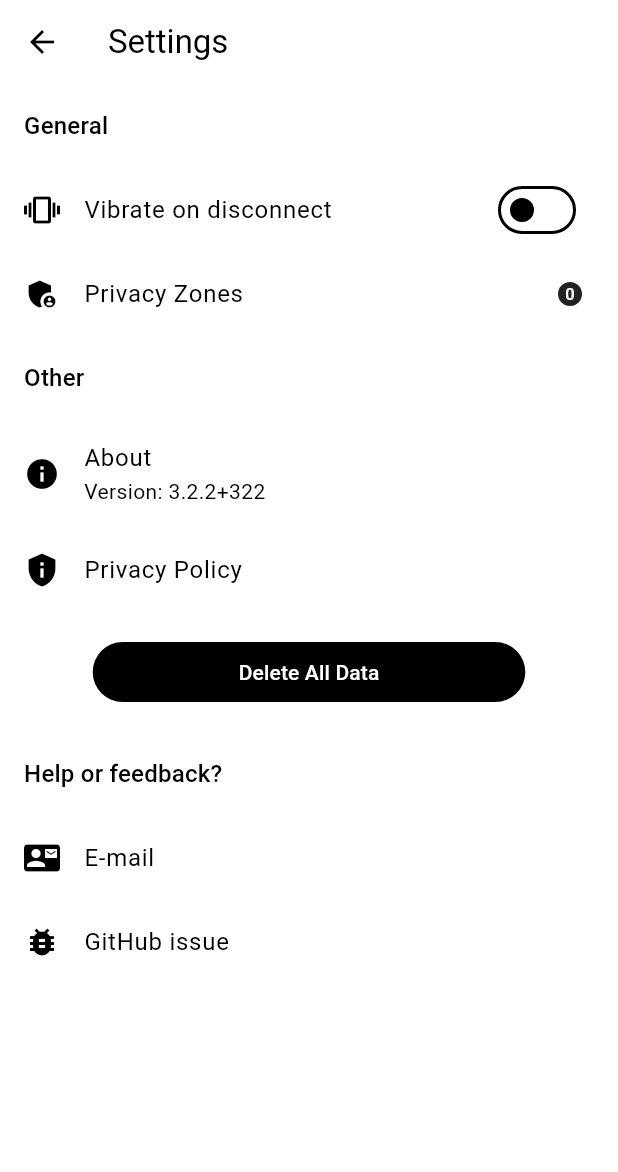
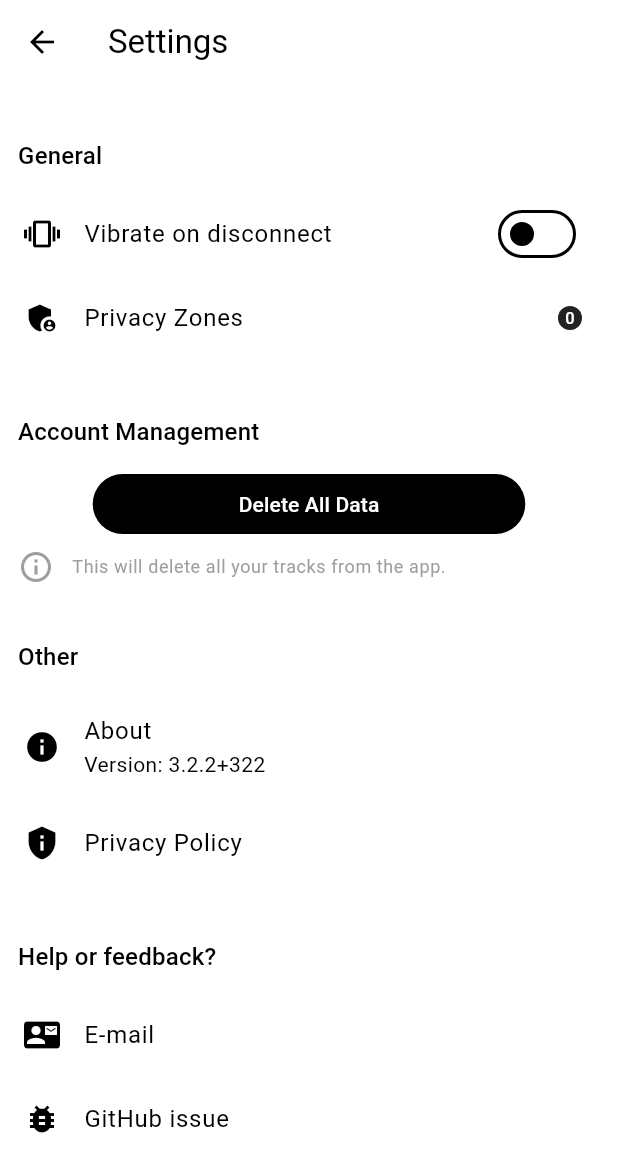
Before and after one commit to reedu-reengineering-education/sensebox-bike-flutter, a Flutter app: the SettingsScreen screen opened directly, on a phone screen of 412 x 824 dp. Shown: the top 1172 px of the screen. Run offline on Flutter 3.47's test engine with Material 3 defaults, Android fonts, the phone set to English and light mode, and no system bars; our stand-ins replace app_links, cached_network_image, csv, device_info_plus, fl_chart, flutter_blue_plus and 9 more; missing offline and left inert: google_polyline_algorithm, mapbox_maps_flutter, mapbox_maps_flutter_draw, simplify, turf; accounts and stored records are empty; generated files the repository leaves out were written again; statements that could not run were skipped.

Commit message:
redesign: add button in a spirit of new design

```diff
--- a/lib/l10n/app_de.arb
+++ b/lib/l10n/app_de.arb
@@ -162,6 +162,8 @@
     "settingsDeleteAllData": "Alle Daten löschen",
     "settingsDeleteAllDataConfirmation": "Sind Sie sicher, dass Sie alle Daten löschen möchten? Diese Aktion ist nicht umkehrbar.",
     "settingsDeleteAllDataSuccess": "Alle Daten wurden erfolgreich gelöscht.",
-    "settingsDeleteAllDataError": "Fehler beim Löschen aller Daten. Bitte versuchen Sie es erneut."
+    "settingsDeleteAllDataError": "Fehler beim Löschen aller Daten. Bitte versuchen Sie es erneut.",
+    "accountManagement": "Kontoverwaltung",
+    "deleteAllHint": "Dies löscht alle Ihre Tracks aus der App."
 
 }
--- a/lib/l10n/app_en.arb
+++ b/lib/l10n/app_en.arb
@@ -162,6 +162,8 @@
     "settingsDeleteAllData": "Delete All Data",
     "settingsDeleteAllDataConfirmation": "Are you sure you want to delete all data? This action is irreversible.",
     "settingsDeleteAllDataSuccess": "All data has been successfully deleted.",
-    "settingsDeleteAllDataError": "Failed to delete all data. Please try again."
+    "settingsDeleteAllDataError": "Failed to delete all data. Please try again.",
+    "accountManagement": "Account Management",
+    "deleteAllHint": "This will delete all your tracks from the app."
 
 }
--- a/lib/l10n/app_pt.arb
+++ b/lib/l10n/app_pt.arb
@@ -162,6 +162,8 @@
     "settingsDeleteAllData": "Excluir Todos os Dados",
     "settingsDeleteAllDataConfirmation": "Tem certeza de que deseja excluir todos os dados? Esta ação é irreversível.",
     "settingsDeleteAllDataSuccess": "Todos os dados foram excluídos com sucesso.",
-    "settingsDeleteAllDataError": "Falha ao excluir todos os dados. Por favor, tente novamente."
+    "settingsDeleteAllDataError": "Falha ao excluir todos os dados. Por favor, tente novamente.",
+    "accountManagement": "Gerenciamento de Conta",
+    "deleteAllHint": "Isso excluirá todas as suas faixas do aplicativo."
 
 }
--- a/lib/theme.dart
+++ b/lib/theme.dart
@@ -16,6 +16,7 @@ final lightTheme = ThemeData(
   colorScheme:
       const ColorScheme.light(
       primary: Colors.black,
+      primaryFixedDim: Colors.grey,
       secondary: Colors.black12,
       tertiary: Colors.lightGreen),
   canvasColor: Colors.grey[50],
@@ -42,6 +43,7 @@ final darkTheme = ThemeData(
   canvasColor: const Color.fromARGB(255, 24, 24, 24),
   colorScheme: const ColorScheme.dark(
       primary: Colors.white,
+      primaryFixedDim: Colors.grey,
       secondary: Colors.white,
       tertiary: Colors.green,
       surface: Color(0xFF121212)),
--- a/lib/ui/screens/settings_screen.dart
+++ b/lib/ui/screens/settings_screen.dart
@@ -5,10 +5,11 @@ import 'package:sensebox_bike/blocs/settings_bloc.dart';
 import 'package:sensebox_bike/blocs/track_bloc.dart';
 import 'package:sensebox_bike/constants.dart';
 import 'package:sensebox_bike/services/error_service.dart';
+import 'package:sensebox_bike/theme.dart';
 import 'package:sensebox_bike/ui/screens/exclusion_zones_screen.dart';
 import 'package:sensebox_bike/ui/widgets/common/button_with_loader.dart';
-import 'package:sensebox_bike/ui/widgets/common/custom_spacer.dart';
 import 'package:sensebox_bike/ui/widgets/common/error_dialog.dart';
+import 'package:sensebox_bike/ui/widgets/common/hint.dart';
 import 'package:url_launcher/url_launcher.dart';
 import 'package:flutter_gen/gen_l10n/app_localizations.dart';
 
@@ -28,10 +29,70 @@ class SettingsScreen extends StatelessWidget {
       body: ListView(
         children: <Widget>[
           _buildGeneralSettingsSection(context, settingsBloc),
+          _buildAccountManagementSection(context),
           _buildOtherSection(context),
           _buildHelpSection(context),
         ],
       ),
+    );
+  }
+
+  Widget _buildAccountManagementSection(BuildContext context) {
+    final isarService = Provider.of<TrackBloc>(context).isarService;
+    final localizations = AppLocalizations.of(context)!;
+    final colorScheme = Theme.of(context).colorScheme;
+    bool isDeleting = false;
+
+    return StatefulBuilder(
+      builder: (context, setState) {
+        return Column(
+          crossAxisAlignment: CrossAxisAlignment.start,
+          children: [
+            _buildSectionHeader(context, localizations.accountManagement),
+            Center(
+              child: ButtonWithLoader(
+                isLoading: isDeleting,
+                onPressed: isDeleting
+                    ? null
+                    : () async {
+                        final confirmation = await showErrorDialog(context,
+                            localizations.settingsDeleteAllDataConfirmation);
+
+                        if (confirmation == true) {
+                          setState(() {
+                            isDeleting = true;
+                          });
+
+                          try {
+                            await isarService.deleteAllData();
+                            ScaffoldMessenger.of(context).showSnackBar(
+                              SnackBar(
+                                content: Text(
+                                    localizations.settingsDeleteAllDataSuccess),
+                              ),
+                            );
+                          } catch (error) {
+                            ScaffoldMessenger.of(context).showSnackBar(
+                              SnackBar(
+                                content: Text(
+                                    localizations.settingsDeleteAllDataError),
+                              ),
+                            );
+                          } finally {
+                            setState(() {
+                              isDeleting = false;
+                            });
+                          }
+                        }
+                      },
+                text: localizations.settingsDeleteAllData,
+                width: 0.7,
+              ),
+            ),
+            Hint(text: localizations.deleteAllHint),
+          ],
+        );
+      },
     );
   }
 
@@ -77,11 +138,8 @@ class SettingsScreen extends StatelessWidget {
     );
   }
 
-  // Other Section
   Widget _buildOtherSection(BuildContext context) {
-    final isarService = Provider.of<TrackBloc>(context).isarService;
     final localizations = AppLocalizations.of(context)!;
-    bool isDeleting = false;
 
     return StatefulBuilder(
       builder: (context, setState) {
@@ -109,50 +167,7 @@ class SettingsScreen extends StatelessWidget {
               icon: Icons.privacy_tip,
               title: localizations.settingsPrivacyPolicy,
               url: senseBoxBikePrivacyPolicyUrl,
-            ),
-            const CustomSpacer(),
-            Center(
-              child: ButtonWithLoader(
-                isLoading: isDeleting,
-                onPressed: isDeleting
-                    ? null
-                    : () async {
-                        final confirmation = await showErrorDialog(
-                          context,
-                            localizations.settingsDeleteAllDataConfirmation);
-
-                        if (confirmation == true) {
-                          setState(() {
-                            isDeleting = true;
-                          });
-
-                          try {
-                            await isarService.deleteAllData();
-                            ScaffoldMessenger.of(context).showSnackBar(
-                              SnackBar(
-                                content: Text(
-                                    localizations.settingsDeleteAllDataSuccess),
-                              ),
-                            );
-                          } catch (error) {
-                            ScaffoldMessenger.of(context).showSnackBar(
-                              SnackBar(
-                                  content: Text(localizations
-                                      .settingsDeleteAllDataError)
-                              ),
-                            );
-                          } finally {
-                            setState(() {
-                              isDeleting = false;
-                            });
-                          }
-                        }
-                      },
-                text: localizations.settingsDeleteAllData,
-                width: 0.7,
-              ),
-            ),
-            const CustomSpacer()
+            )
           ],
         );
       },
@@ -182,10 +197,10 @@ class SettingsScreen extends StatelessWidget {
     );
   }
 
-  // Reusable Section Header
   Widget _buildSectionHeader(BuildContext context, String title) {
     return Padding(
-      padding: const EdgeInsets.all(16.0),
+      padding: const EdgeInsets.only(
+          top: spacing * 3, bottom: spacing, left: spacing, right: spacing),
       child: Text(
         title,
         style: Theme.of(context).textTheme.titleMedium,
@@ -193,7 +208,6 @@ class SettingsScreen extends StatelessWidget {
     );
   }
 
-  // Reusable URL Tile
   Widget _buildUrlTile(BuildContext context,
       {required IconData icon, required String title, required String url}) {
     return ListTile(
--- /dev/null
+++ b/lib/ui/widgets/common/hint.dart
@@ -0,0 +1,32 @@
+import 'package:flutter/material.dart';
+import 'package:sensebox_bike/theme.dart';
+
+class Hint extends StatelessWidget {
+  final String text;
+
+  const Hint({super.key, required this.text});
+
+  @override
+  Widget build(BuildContext context) {
+    final colorScheme = Theme.of(context).colorScheme;
+
+    return Padding(
+      padding: const EdgeInsets.only(top: spacing/2, left: spacing),
+      child: Row(
+        children: [
+          Icon(Icons.info_outline, color: colorScheme.primaryFixedDim),
+          const SizedBox(width: spacing),
+          Expanded(
+            child: Text(
+              text,
+              style: Theme.of(context)
+                  .textTheme
+                  .bodySmall
+                  ?.copyWith(color: colorScheme.primaryFixedDim),
+            ),
+          ),
+        ],
+      ),
+    );
+  }
+}
```
